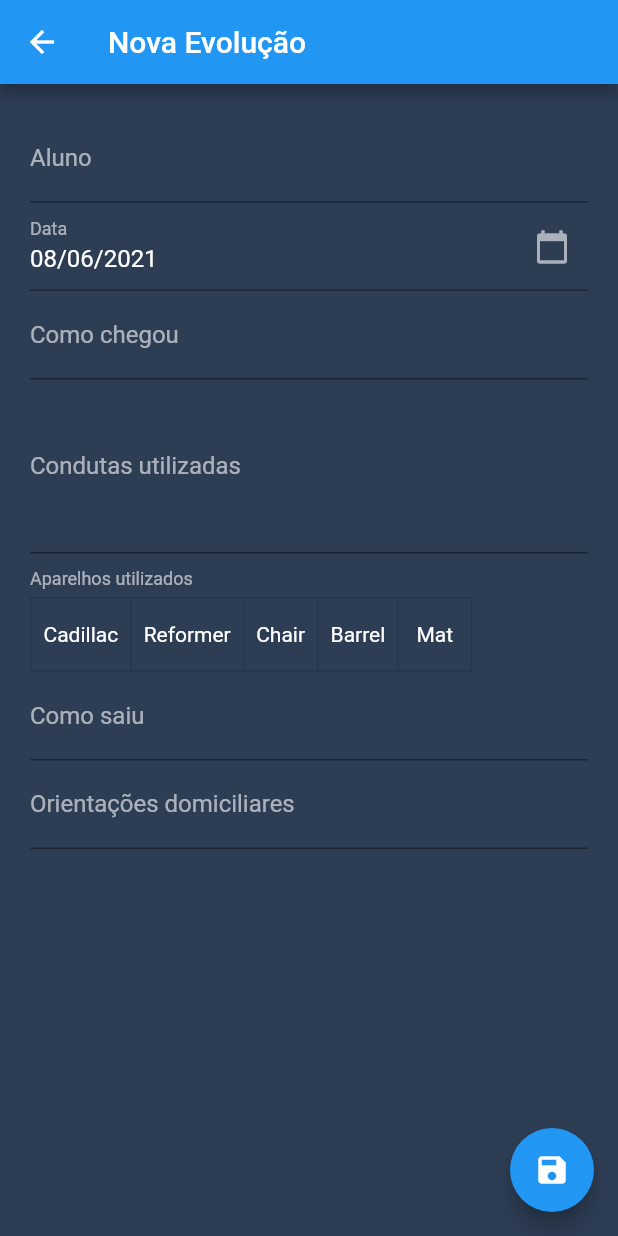
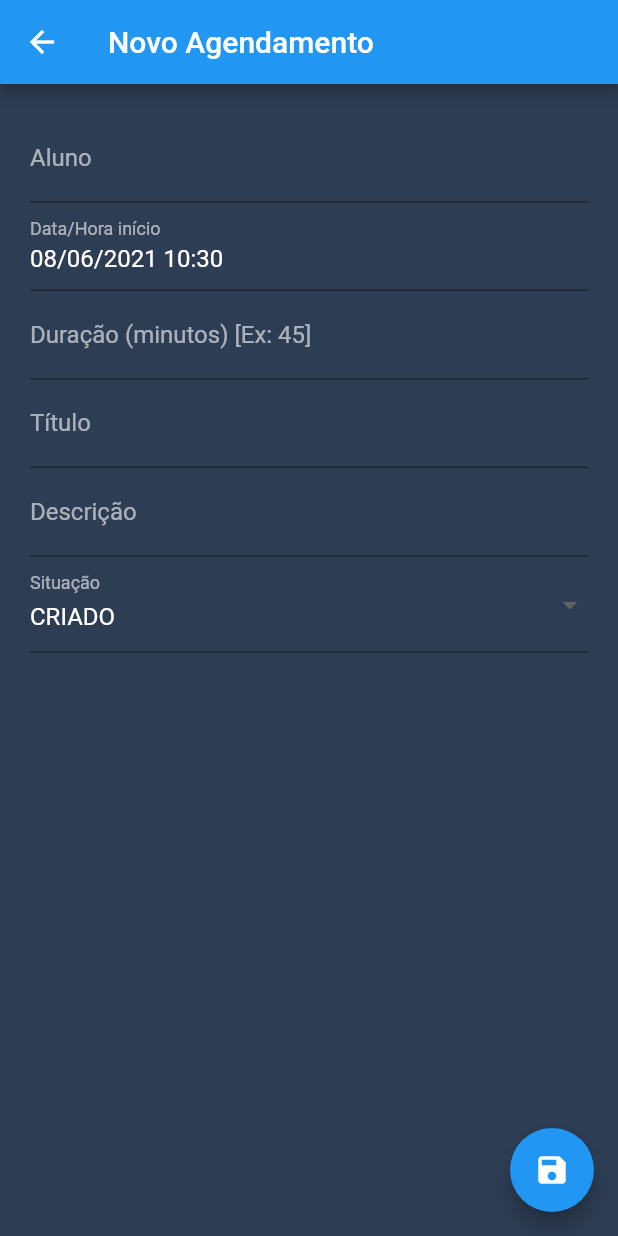
Before and after one commit to leandrorwgit/pilates-app, a Flutter app: the AgendamentoFormView screen opened directly, on a phone screen of 412 x 824 dp. Run offline on Flutter 3.47's test engine with Material 2 defaults, Android fonts, the phone set to English and light mode, and no system bars; drawn by our look-alikes of date_time_picker; our stand-ins replace dio, flutter_multi_formatter, flutter_typeahead, rx_notifier, shared_preferences; missing offline and left inert: flutter_week_view, material_color_scheme; accounts and stored records are empty.

Commit message:
Adicionado nova tela agendamento.

```diff
--- a/lib/agendamento/agendamento_form_controller.dart
+++ b/lib/agendamento/agendamento_form_controller.dart
@@ -5,93 +5,59 @@ import '../aluno/aluno_repository.dart';
 import '../models/aluno.dart';
 import '../utils/formatos.dart';
 
-import '../models/evolucao.dart';
-import '../evolucao/evolucao_repository.dart';
+import '../models/agendamento.dart';
+import '../agendamento/agendamento_repository.dart';
 import '../agendamento/agendamento_repository.dart';
 
 class AgendamentoFormController {
-  final _repository = EvolucaoRepository();
+  final _repository = AgendamentoRepository();
   final _repositoryAlunos = AlunoRepository();
-  var evolucao = Evolucao();
+  var agendamento = Agendamento();
   var alunoSelecionado = Aluno();
-  int? idEvolucao;
+  int? idAgendamento;
   final alunoController = TextEditingController(text: '');
-  final dataController = TextEditingController(text: '');
-  final comoChegouController = TextEditingController(text: '');
-  final condutasUtilizadasController = TextEditingController(text: '');
-  final comoSaiuController = TextEditingController(text: '');
-  final orientacoesDomiciliaresController = TextEditingController(text: '');
-  final aparelhosItens = [
-    'Cadillac',
-    'Reformer',
-    'Chair',
-    'Barrel',
-    'Mat'
-  ];
-  List<bool> aparelhosSelecionados = [false, false, false, false, false];
+  final dataHoraInicioController = TextEditingController(text: '');
+  final duracaoController = TextEditingController(text: '');
+  final tituloController = TextEditingController(text: '');
+  final descricaoController = TextEditingController(text: '');
+  final situacaoItens = ['CRIADO', 'CANCELADO', 'CONCLUIDO'];
+  String situacao = 'CRIADO';
   var carregando = RxNotifier<bool>(false);
 
-  List<bool> aparelhosToList(String? aparelhosUtilizados) {
-    final retorno = [false, false, false, false, false];
-    if (aparelhosUtilizados != null && aparelhosUtilizados.isNotEmpty) {
-      aparelhosUtilizados.split(';').forEach((element) {
-        var indexOf = aparelhosItens.indexOf(element);
-        if (indexOf >= 0) retorno[indexOf] = true;
-      });
-    }
-    return retorno;
-  }
-
-  String? aparelhosToString(List<bool> aparelhosSelecionados) {
-    String retorno = '';
-    for (int i = 0; i < aparelhosSelecionados.length; i++) {
-      if (aparelhosSelecionados[i] == true) {
-        retorno = retorno + aparelhosItens[i] + ';';
-      }
-    }
-    if (retorno.length > 0)
-      retorno = retorno.substring(0, retorno.length - 1);
-    return retorno;
-  }
-
-  void carregar(Evolucao? evolucao) {
-    if (evolucao != null) {
-      this.evolucao = evolucao;
-      this.alunoSelecionado = evolucao.aluno!;
-      idEvolucao = evolucao.id;
-      alunoController.text = evolucao.aluno?.nome ?? '';
-      dataController.text = Formatos.data
-          .format(evolucao.data != null ? evolucao.data! : DateTime.now());
-      comoChegouController.text = evolucao.comoChegou ?? '';
-      condutasUtilizadasController.text = evolucao.condutasUtilizadas ?? '';
-      aparelhosSelecionados = aparelhosToList(evolucao.aparelhosUtilizados);
-      comoSaiuController.text = evolucao.comoSaiu ?? '';
-      orientacoesDomiciliaresController.text =
-          evolucao.orientacoesDomiciliares ?? '';
+  void carregar(Agendamento? agendamento) {
+    if (agendamento != null) {
+      this.agendamento = agendamento;
+      this.alunoSelecionado = agendamento.aluno!;
+      idAgendamento = agendamento.id;
+      alunoController.text = agendamento.aluno?.nome ?? '';
+      dataHoraInicioController.text = Formatos.data
+          .format(agendamento.dataHoraInicio != null ? agendamento.dataHoraInicio! : DateTime.now());
+      duracaoController.text = agendamento.duracao != null ? agendamento.duracao.toString() : '';
+      tituloController.text = agendamento.titulo ?? '';
+      descricaoController.text = agendamento.descricao ?? '';
+      situacao = agendamento.situacao ?? 'CRIADO';
     } else {
-      dataController.text = Formatos.data.format(DateTime.now());
-      alunoSelecionado.id = 1;
+      dataHoraInicioController.text = Formatos.data.format(DateTime.now());
     }
   }
 
-  Future<Evolucao> persistir() async {
+  Future<Agendamento> persistir() async {
     try {
       carregando.value = true;
-      evolucao.aluno = alunoSelecionado;
-      evolucao.data = Formatos.data.parse(dataController.text);
-      evolucao.comoChegou = comoChegouController.text;
-      evolucao.condutasUtilizadas = condutasUtilizadasController.text;
-      evolucao.aparelhosUtilizados = aparelhosToString(aparelhosSelecionados);
-      evolucao.comoSaiu = comoSaiuController.text;
-      evolucao.orientacoesDomiciliares = orientacoesDomiciliaresController.text;
-      Evolucao evolucaoRetorno;
-      if (idEvolucao == null) {
-        evolucaoRetorno = await _repository.inserir(evolucao);
+      agendamento.aluno = alunoSelecionado;
+      agendamento.dataHoraInicio = Formatos.data.parse(dataHoraInicioController.text);
+      agendamento.duracao = int.tryParse(duracaoController.text) ?? 0;
+      agendamento.titulo = tituloController.text;
+      agendamento.descricao = descricaoController.text;
+      agendamento.situacao = situacao;
+      Agendamento agendamentoRetorno;
+      if (idAgendamento == null) {
+        agendamentoRetorno = await _repository.inserir(agendamento);
       } else {
-        evolucao.id = idEvolucao;
-        evolucaoRetorno = await _repository.atualizar(evolucao);
+        agendamento.id = idAgendamento;
+        agendamentoRetorno = await _repository.atualizar(agendamento);
       }
-      return evolucaoRetorno;
+      return agendamentoRetorno;
     } finally {
       carregando.value = false;
     }
@@ -103,10 +69,9 @@ class AgendamentoFormController {
 
   void dispose() {
     alunoController.dispose();
-    dataController.dispose();
-    comoChegouController.dispose();
-    condutasUtilizadasController.dispose();
-    comoSaiuController.dispose();
-    orientacoesDomiciliaresController.dispose();
+    dataHoraInicioController.dispose();
+    duracaoController.dispose();
+    tituloController.dispose();
+    descricaoController.dispose();
   }
 }
--- a/lib/agendamento/agendamento_form_view.dart
+++ b/lib/agendamento/agendamento_form_view.dart
@@ -1,4 +1,5 @@
 import 'package:app_pilates/models/agendamento.dart';
+import 'package:date_time_picker/date_time_picker.dart';
 
 import '../models/aluno.dart';
 import '../utils/validacoes.dart';
@@ -6,18 +7,16 @@ import 'package:flutter_typeahead/flutter_typeahead.dart';
 import 'package:rx_notifier/rx_notifier.dart';
 
 import '../utils/formatos.dart';
-import '../models/evolucao.dart';
+import '../models/agendamento.dart';
 
 import '../utils/estilos.dart';
 
-import '../evolucao/evolucao_form_controller.dart';
 import '../agendamento/agendamento_form_controller.dart';
 import '../utils/app_colors.dart';
 import 'package:flutter/material.dart';
 
 class AgendamentoFormView extends StatefulWidget {
   final Agendamento? agendamento;
-  final Evolucao? evolucao = null;
 
   AgendamentoFormView({this.agendamento});
 
@@ -26,13 +25,13 @@ class AgendamentoFormView extends StatefulWidget {
 }
 
 class _AgendamentoFormViewState extends State<AgendamentoFormView> {
-  late final controller;
+  late final AgendamentoFormController controller;
 
   @override
   void initState() {
     super.initState();
-    controller = EvolucaoFormController();
-    controller.carregar(widget.evolucao);
+    controller = AgendamentoFormController();
+    controller.carregar(widget.agendamento);
   }
 
   @override
@@ -42,7 +41,9 @@ class _AgendamentoFormViewState extends State<AgendamentoFormView> {
     return Scaffold(
         appBar: AppBar(
           title: Text(
-              widget.evolucao != null && widget.evolucao!.id != null ? 'Alterar Evolução' : 'Nova Evolução'),
+              widget.agendamento != null && widget.agendamento!.id != null
+                  ? 'Alterar Agendamento'
+                  : 'Novo Agendamento'),
         ),
         body: Stack(children: [
           Form(
@@ -79,97 +80,62 @@ class _AgendamentoFormViewState extends State<AgendamentoFormView> {
                       },
                       onSuggestionSelected: (Aluno suggestion) {
                         controller.alunoSelecionado = suggestion;
-                        controller.alunoController.text = suggestion.nome;
+                        controller.alunoController.text = suggestion.nome!;
                       },
+                    ),
+                    DateTimePicker(
+                      initialValue: DateTime.now().toString(),
+                      type: DateTimePickerType.dateTime,
+                      dateMask: 'dd/MM/yyyy HH:mm',
+                      firstDate: DateTime(2000),
+                      lastDate: DateTime(2100),
+                      style: TextStyle(color: AppColors.texto),
+                      decoration: Estilos.getDecoration('Data/Hora início'),
+                      timeLabelText: '',
                       validator: (String? value) {
                         return Validacoes.validarCampoObrigatorio(
-                            value, 'Aluno deve ser informado!');
+                            value, 'Data/Hora início deve ser informado!');
+                      },
+                      onChanged: (val) =>
+                          controller.dataHoraInicioController.text = val,
+                    ),
+                    TextFormField(
+                      controller: controller.duracaoController,
+                      style: TextStyle(color: AppColors.texto),
+                      keyboardType: TextInputType.number,
+                      decoration:
+                          Estilos.getDecoration('Duração (minutos) [Ex: 45]'),
+                      validator: (String? value) {
+                        return Validacoes.validarCampoObrigatorio(
+                            value, 'Duração deve ser informado!');
                       },
                     ),
                     TextFormField(
-                      readOnly: true,
-                      controller: controller.dataController,
-                      onTap: () {
-                        _selecionarData(context);
-                      },
+                      controller: controller.tituloController,
                       style: TextStyle(color: AppColors.texto),
                       keyboardType: TextInputType.text,
-                      decoration: Estilos.getDecoration(
-                        'Data',
-                        suffixIcon: Icon(Icons.calendar_today, color: AppColors.label),
-                      ),
+                      decoration: Estilos.getDecoration('Título'),
+                      validator: (String? value) {
+                        return Validacoes.validarCampoObrigatorio(
+                            value, 'Título deve ser informado!');
+                      },
                     ),
                     TextFormField(
-                      controller: controller.comoChegouController,
+                      controller: controller.descricaoController,
                       style: TextStyle(color: AppColors.texto),
                       keyboardType: TextInputType.text,
-                      decoration: Estilos.getDecoration('Como chegou'),
+                      decoration: Estilos.getDecoration('Descrição'),
                     ),
-                    TextFormField(
-                      controller: controller.condutasUtilizadasController,
-                      style: TextStyle(color: AppColors.texto),
-                      keyboardType: TextInputType.text,
-                      decoration: Estilos.getDecoration('Condutas utilizadas'),
-                      maxLines: 4,
-                    ),
-
-                    // Aparelhos utilizados
-                    Container(
-                      padding: EdgeInsets.only(top: 10),
-                      child: Column(
-                        children: [
-                          Container(
-                            width: double.infinity,
-                            child: Text(
-                              'Aparelhos utilizados',
-                              style: TextStyle(
-                                  color: AppColors.label, fontSize: 12),
-                            ),
-                          ),
-                          SizedBox(height: 5),
-                          Container(
-                            width: double.infinity,
-                            child: FittedBox(
-                              alignment: Alignment.topLeft,
-                              fit: BoxFit.scaleDown,
-                              child: ToggleButtons(
-                                children: controller.aparelhosItens
-                                    .map<Widget>((aparelho) {
-                                  return Padding(
-                                    padding: const EdgeInsets.symmetric(
-                                        horizontal: 8),
-                                    child: Text(aparelho,
-                                        style:
-                                            TextStyle(color: AppColors.texto)),
-                                  );
-                                }).toList(),
-                                fillColor: Theme.of(context).accentColor,
-                                isSelected: controller.aparelhosSelecionados,
-                                onPressed: (int index) {
-                                  setState(() {
-                                    controller.aparelhosSelecionados[index] =
-                                        !controller
-                                            .aparelhosSelecionados[index];
-                                  });
-                                },
-                              ),
-                            ),
-                          ),
-                        ],
-                      ),
-                    ),
-                    TextFormField(
-                      controller: controller.comoSaiuController,
-                      style: TextStyle(color: AppColors.texto),
-                      keyboardType: TextInputType.text,
-                      decoration: Estilos.getDecoration('Como saiu'),
-                    ),
-                    TextFormField(
-                      controller: controller.orientacoesDomiciliaresController,
-                      style: TextStyle(color: AppColors.texto),
-                      keyboardType: TextInputType.text,
-                      decoration:
-                          Estilos.getDecoration('Orientações domiciliares'),
+                    // Situacao
+                    DropdownButtonFormField<String>(
+                      value: controller.situacao,
+                      items: getListaSituacao(controller.situacaoItens),
+                      onChanged: (String? value) {
+                        setState(() {
+                          controller.situacao = value!;
+                        });
+                      },
+                      decoration: Estilos.getDecoration('Situação'),
                     ),
                   ],
                 ),
@@ -179,7 +145,7 @@ class _AgendamentoFormViewState extends State<AgendamentoFormView> {
           // Loading
           Positioned(
             child: RxBuilder(builder: (_) {
-              return controller.carregando.value == 1
+              return controller.carregando.value
                   ? Container(
                       child: Center(
                         child: CircularProgressIndicator(),
@@ -198,8 +164,8 @@ class _AgendamentoFormViewState extends State<AgendamentoFormView> {
                 : () async {
                     if (_formKey.currentState!.validate()) {
                       try {
-                        Evolucao evolucao = await controller.persistir();
-                        Navigator.pop(context, evolucao);
+                        Agendamento agendamento = await controller.persistir();
+                        Navigator.pop(context, agendamento);
                       } catch (e) {
                         ScaffoldMessenger.of(context).showSnackBar(
                             SnackBar(content: Text(e.toString())));
@@ -210,30 +176,17 @@ class _AgendamentoFormViewState extends State<AgendamentoFormView> {
         }));
   }
 
-  Future<void> _selecionarData(BuildContext context) async {
-    final DateTime? picked = await showDatePicker(
-      context: context,
-      initialDate: DateTime.now(),
-      firstDate: DateTime(2015, 8),
-      lastDate: DateTime(2101),
-      builder: (context, child) {
-        return Theme(
-          data: ThemeData.dark().copyWith(
-            colorScheme: ColorScheme.dark(
-              primary: AppColors.texto,
-              onSurface: AppColors.label,
-            ),
-          ),
-          child: child!,
-        );
-      },
-    );
-    setState(() {
-      if (picked != null)
-        controller.dataController.text = Formatos.data.format(picked);
-      else
-        controller.dataController.text = '';
-    });
+  List<DropdownMenuItem<String>> getListaSituacao(List situacoes) {
+    List<DropdownMenuItem<String>> items = [];
+    for (String situacao in situacoes) {
+      items.add(
+        DropdownMenuItem(
+          value: situacao,
+          child: Text(situacao, style: TextStyle(color: AppColors.texto)),
+        ),
+      );
+    }
+    return items;
   }
 
   @override
--- a/lib/agendamento/agendamento_lista_controller.dart
+++ b/lib/agendamento/agendamento_lista_controller.dart
@@ -1,13 +1,12 @@
 import '../utils/formatos.dart';
 
-import '../models/evolucao.dart';
-import '../evolucao/evolucao_repository.dart';
+import '../models/agendamento.dart';
 import '../agendamento/agendamento_repository.dart';
 
 class AgendamentoListaController {
-  final _repository = EvolucaoRepository();
+  final _repository = AgendamentoRepository();
 
-  Future<List<Evolucao>> listar(int? idAluno, DateTime? data) {
+  Future<List<Agendamento>> listar(int? idAluno, DateTime? data) {
     String? dataStr = data != null ? Formatos.dataYMD.format(data) : null;
     return _repository.listar(idAluno, dataStr);
   }
--- a/lib/evolucao/evolucao_form_controller.dart
+++ b/lib/evolucao/evolucao_form_controller.dart
@@ -69,7 +69,6 @@ class EvolucaoFormController {
           evolucao.orientacoesDomiciliares ?? '';
     } else {
       dataController.text = Formatos.data.format(DateTime.now());
-      alunoSelecionado.id = 1;
     }
   }
 
--- a/lib/evolucao/evolucao_form_view.dart
+++ b/lib/evolucao/evolucao_form_view.dart
@@ -175,7 +175,7 @@ class _EvolucaoFormViewState extends State<EvolucaoFormView> {
           // Loading
           Positioned(
             child: RxBuilder(builder: (_) {
-              return controller.carregando.value == 1
+              return controller.carregando.value
                   ? Container(
                       child: Center(
                         child: CircularProgressIndicator(),
--- a/lib/utils/estilos.dart
+++ b/lib/utils/estilos.dart
@@ -3,7 +3,7 @@ import 'package:flutter/material.dart';
 import 'app_colors.dart';
 
 class Estilos {
-    static InputDecoration getDecoration(String label, {Widget? suffixIcon}) {
+  static InputDecoration getDecoration(String label, {Widget? suffixIcon}) {
     return InputDecoration(
       border: UnderlineInputBorder(),
       labelText: label,
--- a/pubspec.yaml
+++ b/pubspec.yaml
@@ -32,6 +32,7 @@ dependencies:
   dio: ^4.0.0
   shared_preferences: ^2.0.5
   flutter_typeahead: ^3.1.3
+  date_time_picker: ^2.0.0
 
   # The following adds the Cupertino Icons font to your application.
   # Use with the CupertinoIcons class for iOS style icons.
```
Also changed, not shown: lib/agendamento/agendamento_lista_view.dart (+24 -26 lines), pubspec.lock.
